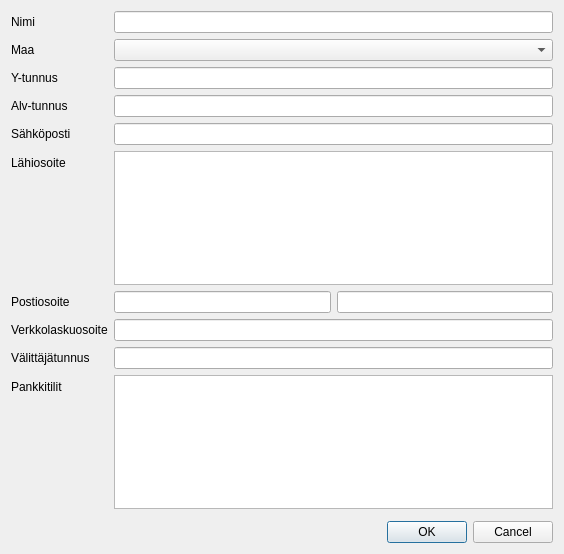
Old version of the form kitupiikki/rekisteri/asiakastoimittajadlg.ui in the repository artoh/kitupiikki.
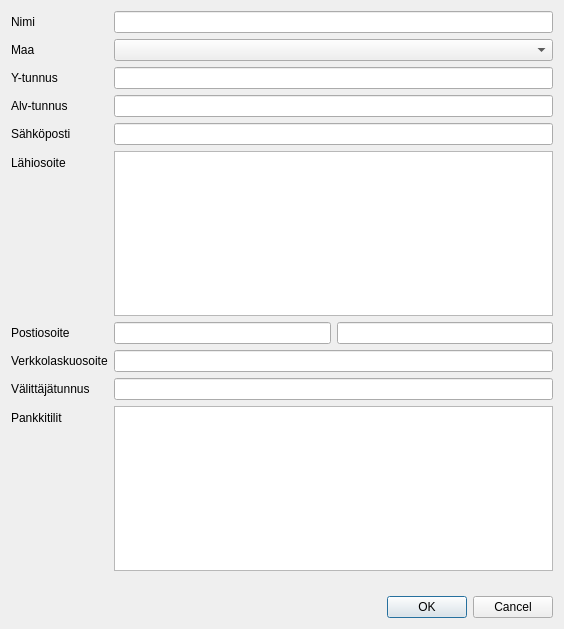
New version of the form.

Patch:
```diff
--- a/kitupiikki/rekisteri/asiakastoimittajadlg.ui
+++ b/kitupiikki/rekisteri/asiakastoimittajadlg.ui
@@ -7,7 +7,7 @@
     <x>0</x>
     <y>0</y>
     <width>564</width>
-    <height>554</height>
+    <height>629</height>
    </rect>
   </property>
   <property name="windowTitle">
```
Left out of the diff: 10 changed lines with no effect on the pictures.
